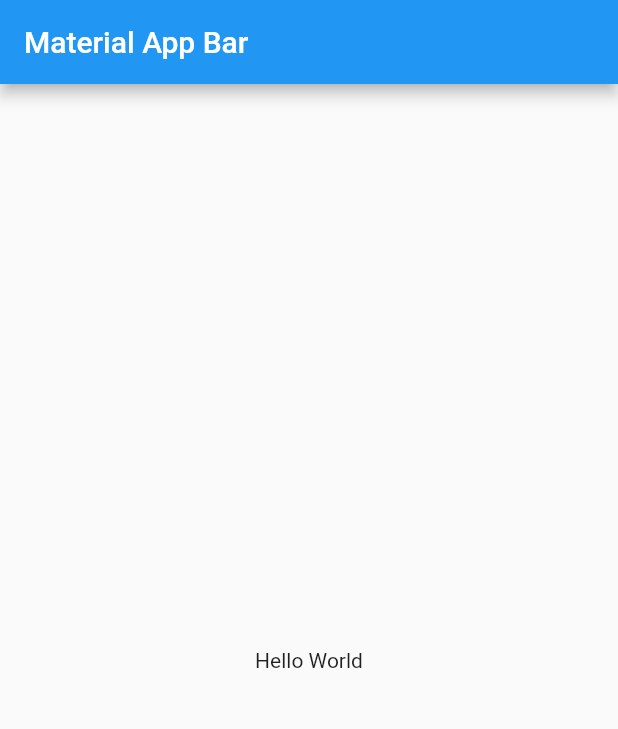
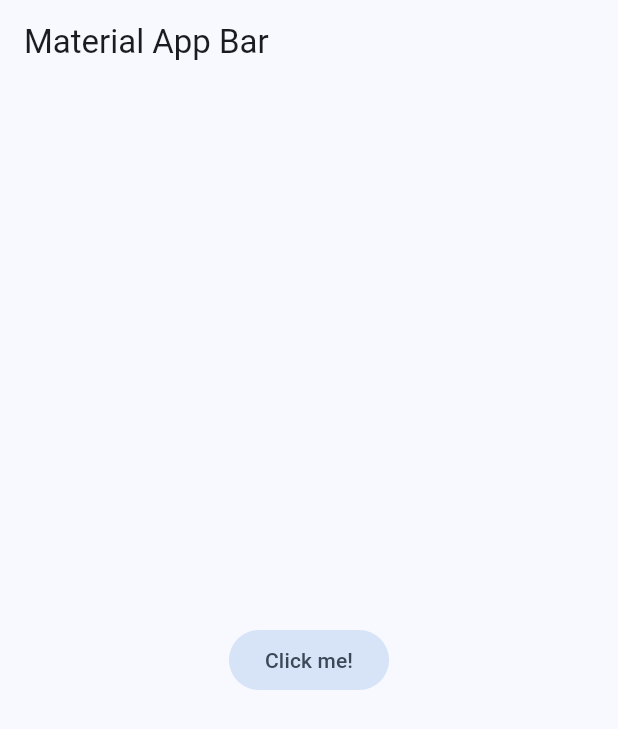
Before and after one commit to AlejoSasto/yes_no_app, a Flutter app: the screen it shows after launch, on a phone screen of 412 x 824 dp. Shown: the top 729 px of the screen. Run offline on Flutter 3.47's test engine with Material 2 defaults, Android fonts, the phone set to English and light mode, and no system bars.

Commit message:
Estilo global para la aplicación

```diff
--- /dev/null
+++ b/lib/config/theme/app_theme.dart
@@ -0,0 +1,28 @@
+import 'package:flutter/material.dart';
+
+const Color _customColor = Color(0xFF00A3FF);
+
+const List<Color> _colorThemes = [
+  _customColor,
+  Colors.red,
+  Colors.green,
+  Colors.yellow,
+  Colors.purple,
+  Colors.orange,
+  Colors.blue,
+];
+
+class AppTheme {
+  final int selectedColor;
+
+  AppTheme({this.selectedColor = 0})
+      : assert(selectedColor >= 0 && selectedColor <= _colorThemes.length - 1,
+            'Invalid color');
+
+  ThemeData theme() {
+    return ThemeData(
+      useMaterial3: true,
+      colorSchemeSeed: _colorThemes[selectedColor],
+    );
+  }
+}
--- a/lib/main.dart
+++ b/lib/main.dart
@@ -1,4 +1,5 @@
 import 'package:flutter/material.dart';
+import 'package:yes_no_app/config/theme/app_theme.dart';
 
 void main() => runApp(const MyApp());
 
@@ -8,14 +9,16 @@ class MyApp extends StatelessWidget {
   @override
   Widget build(BuildContext context) {
     return MaterialApp(
-      title: 'Material App',
+      title: 'Yes No App',
+      debugShowCheckedModeBanner: false,
+      theme: AppTheme(selectedColor: 6).theme(),
       home: Scaffold(
         appBar: AppBar(
           title: const Text('Material App Bar'),
         ),
-        body: const Center(
-          child: Text('Hello World'),
-        ),
+        body: Center(
+            child: FilledButton.tonal(
+                onPressed: () {}, child: const Text('Click me!'))),
       ),
     );
   }
```
